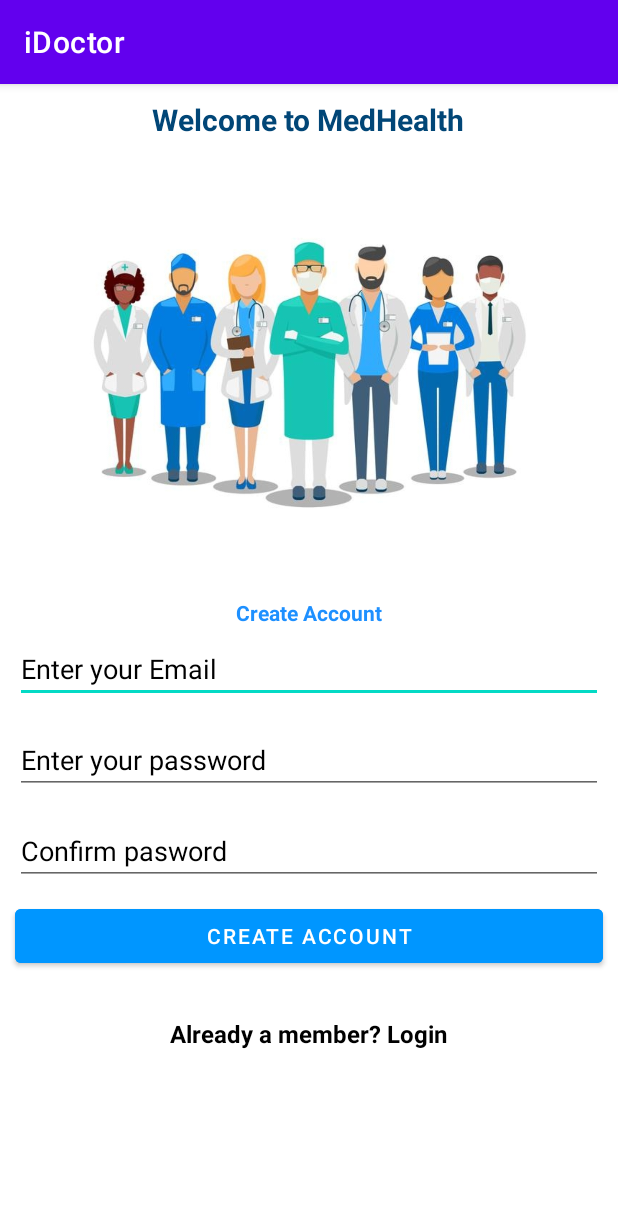
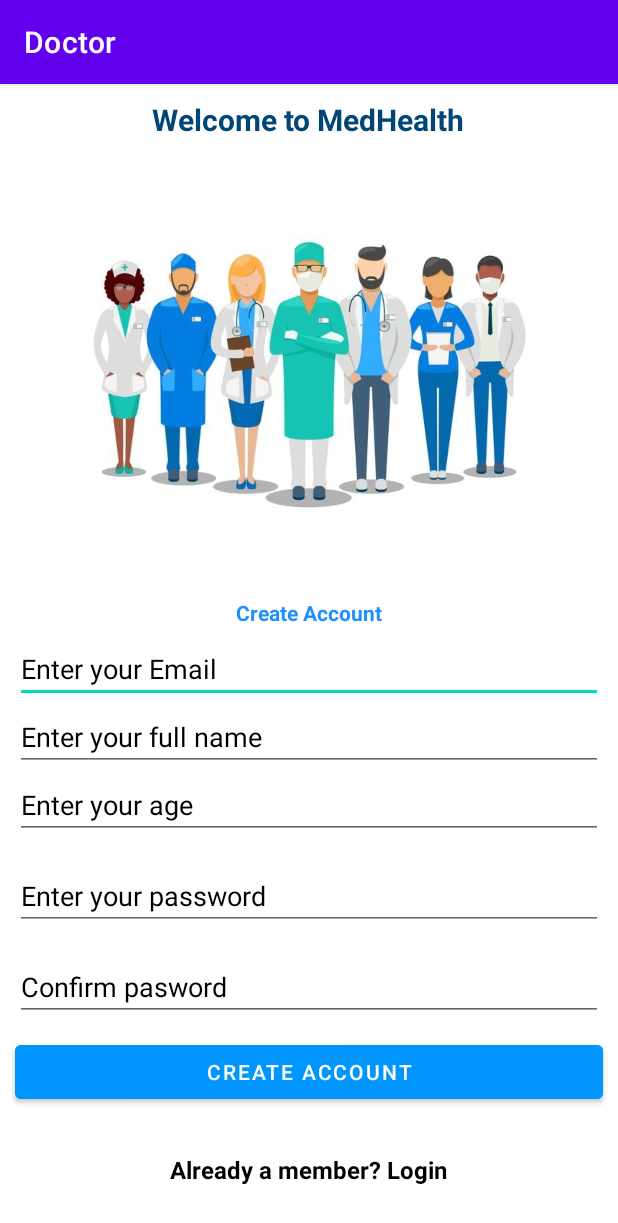
Before and after one commit to MG-moblieProject/MoblieTelehealthSysPrj, an Android app: the SignUpActivity screen opened directly, with no data from a screen before it, on a phone screen of 412 x 824 dp. Shown: the top 1223 px of the screen. Run offline under Robolectric (Android 15) with nearby library versions, the phone set to English and light mode, and no system bars; our stand-ins replace Firebase (no records; nobody signed in at launch, a user with empty details on screens opened directly).

```diff
--- a/app/src/main/AndroidManifest.xml
+++ b/app/src/main/AndroidManifest.xml
@@ -18,7 +18,7 @@
         android:label="@string/app_name"
         android:roundIcon="@mipmap/home_launcher"
         android:supportsRtl="true"
-        android:theme="@style/Theme.FirenaseLogin"
+        android:theme="@style/Theme.MedHealth"
         tools:targetApi="31">
         <activity
             android:name=".GroupTherapyActivity"
--- a/app/src/main/java/com/example/metelehealth/DoctorsProfileActivity.kt
+++ b/app/src/main/java/com/example/metelehealth/DoctorsProfileActivity.kt
@@ -33,7 +33,7 @@ class DoctorsProfileActivity : AppCompatActivity() {
             R.drawable.group3
         )
         doctorName = arrayOf(
-                "Dr. Timz Owen",
+                "Dr. Xuan Thu",
                 "Dr. Allan Kipkosgei",
                 "DR. Marini Clement",
                 "Dr. Julia",
@@ -45,7 +45,7 @@ class DoctorsProfileActivity : AppCompatActivity() {
                 "Dr.Laura"
         )
         doctorQuote = arrayOf(
-            "Health is welath",
+            "Sức Khỏe Là Vàng",
             "Health is everything",
             "We cure God heals",
             "Therapy solves it",
--- a/app/src/main/java/com/example/metelehealth/GroupTherapyActivity.kt
+++ b/app/src/main/java/com/example/metelehealth/GroupTherapyActivity.kt
@@ -39,7 +39,7 @@ class GroupTherapyActivity : AppCompatActivity(), GroupTherapyAdapter.OnItemClic
 
     }
     private fun getAllMeetings(){
-        dbRef = FirebaseDatabase.getInstance().getReference("ZoomMeetings")
+        dbRef = FirebaseDatabase.getInstance().getReference("zoomMeetings")
         progressDialog = ProgressDialog(this)
         progressDialog.setMessage("Fetching data.....")
         progressDialog.setCancelable(false)
--- a/app/src/main/java/com/example/metelehealth/model/BookAppointment.kt
+++ b/app/src/main/java/com/example/metelehealth/model/BookAppointment.kt
@@ -1,6 +1,6 @@
 package com.example.metelehealth.model
 
-data class BookAppointment(val fullName : String?=null, val nhifStatus : String ?= null,val reason : String ?= null,
+data class BookAppointment(val fullName : String?=null, val reason : String ?= null,
                             val date : String ?= null, val phone : String ?= null){
 
 }
--- a/app/src/main/res/layout/activity_sign_up.xml
+++ b/app/src/main/res/layout/activity_sign_up.xml
@@ -46,6 +46,23 @@
         android:layout_height="wrap_content"
         android:hint="@string/enter_your_email"/>
     <EditText
+        android:id="@+id/et_user_full_name"
+        android:layout_width="match_parent"
+        android:layout_marginStart="10dp"
+        android:layout_marginEnd="10dp"
+        android:textColorHint="@color/black"
+        android:layout_height="wrap_content"
+        android:hint="@string/enter_your_full_name"/>
+    <EditText
+        android:id="@+id/et_user_age"
+        android:layout_width="match_parent"
+        android:layout_marginStart="10dp"
+        android:layout_marginEnd="10dp"
+        android:textColorHint="@color/black"
+        android:layout_height="wrap_content"
+        android:hint="@string/enter_your_age"
+        android:inputType="number"/>
+    <EditText
         android:id="@+id/et_usersignup_password"
         android:layout_width="match_parent"
        android:layout_marginStart="10dp"
--- a/app/src/main/res/values-night/themes.xml
+++ b/app/src/main/res/values-night/themes.xml
@@ -1,6 +1,6 @@
 <resources xmlns:tools="http://schemas.android.com/tools">
     <!-- Base application theme. -->
-    <style name="Theme.FirenaseLogin" parent="Theme.MaterialComponents.DayNight.DarkActionBar">
+    <style name="Theme.MedHealth" parent="Theme.MaterialComponents.DayNight.DarkActionBar">
         <!-- Primary brand color. -->
         <item name="colorPrimary">@color/purple_200</item>
         <item name="colorPrimaryVariant">@color/purple_700</item>
--- a/app/src/main/res/values/strings.xml
+++ b/app/src/main/res/values/strings.xml
@@ -1,5 +1,5 @@
 <resources>
-    <string name="app_name">iDoctor</string>
+    <string name="app_name">Doctor</string>
     <string name="my_Online_Doctor">MedHealth</string>
     <string name="my_calendar">My calendar</string>
     <string name="hospitals">Hospitals</string>
@@ -9,7 +9,7 @@
     <string name="prescription">Prescription</string>
     <string name="therapy">therapy</string>
     <string name="medication">medication</string>
-    <string name="calendar">Calendar</string>
+    <string name="calendar">Booking</string>
     <string name="idoctor">Doctor</string>
     <string name="legal_support">Legal Support</string>
     <string name="group_therapy">Group Therapy</string>
@@ -57,7 +57,7 @@
     <string name="username">UserName:</string>
     <string name="administered">Administered:</string>
     <string name="duration">Duration</string>
-    <string name="enter_name">Enter Name</string>
+    <string name="enter_name">Enter User Email</string>
     <string name="name">Name</string>
     <string name="administration_times">Administration times</string>
     <string name="medicine">Medicine</string>
@@ -95,7 +95,9 @@
     <string name="sexual_health_awareness">Sexual Health Awareness</string>
     <string name="topic_option">Topic:</string>
     <string name="enter_your_email">Enter your Email</string>
+    <string name="enter_your_full_name">Enter your full name</string>
     <string name="enter_your_password">Enter your password</string>
+    <string name="enter_your_age">Enter your age</string>
     <string name="confirm_pasword">Confirm pasword</string>
     <string name="permission_required">Permission required</string>
     <string name="ok">Ok</string>
--- a/app/src/main/res/values/themes.xml
+++ b/app/src/main/res/values/themes.xml
@@ -1,6 +1,6 @@
 <resources xmlns:tools="http://schemas.android.com/tools">
     <!-- Base application theme. -->
-    <style name="Theme.FirenaseLogin" parent="Theme.MaterialComponents.DayNight.DarkActionBar">
+    <style name="Theme.MedHealth" parent="Theme.MaterialComponents.DayNight.DarkActionBar">
         <!-- Primary brand color. -->
         <item name="colorPrimary">@color/purple_500</item>
         <item name="colorPrimaryVariant">@color/purple_700</item>
--- a/settings.gradle
+++ b/settings.gradle
@@ -12,5 +12,5 @@ dependencyResolutionManagement {
         mavenCentral()
     }
 }
-rootProject.name = "firenaseLogin"
+rootProject.name = "medHealth"
 include ':app'
```
Also changed, not shown: app/src/main/java/com/example/metelehealth/BookAppointmentActivity.kt (+26 -7 lines), app/src/main/java/com/example/metelehealth/PrescriptionActivity.kt (+28 -17 lines), app/src/main/java/com/example/metelehealth/SignUpActivity.kt (+29 -8 lines), app/src/main/java/com/example/metelehealth/data/Users.kt (+4 -3 lines), app/src/main/res/layout/activity_book_appointment.xml (+6 -4 lines).
